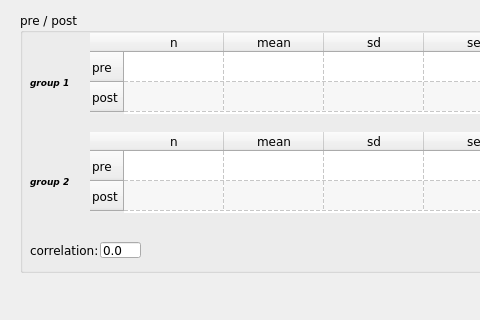
This is continuous_data_form.ui in bwallace/OpenMeta-analyst- as Qt 5 draws it before an edit; both pictures show x 0 to 480 and y 98 to 418 of the 670 by 418 pixel window. The edited form follows.
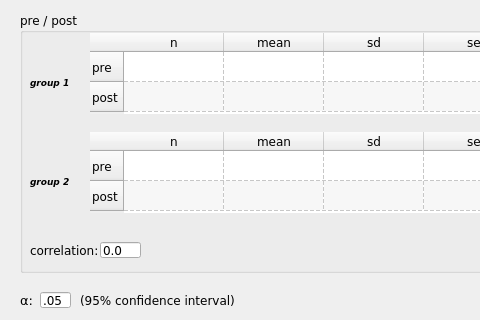
This is the edited form. Icons and pictures are not drawn.

Commit message: (initial implementation of) continuous imputation now working

The edit to the form file:
```diff
--- a/continuous_data_form.ui
+++ b/continuous_data_form.ui
@@ -445,6 +445,54 @@
     </property>
    </column>
   </widget>
+  <widget class="QLabel" name="label_2">
+   <property name="geometry">
+    <rect>
+     <x>20</x>
+     <y>390</y>
+     <width>16</width>
+     <height>16</height>
+    </rect>
+   </property>
+   <property name="font">
+    <font>
+     <family>Verdana</family>
+     <pointsize>10</pointsize>
+     <weight>50</weight>
+     <italic>false</italic>
+     <bold>false</bold>
+    </font>
+   </property>
+   <property name="text">
+    <string>α:</string>
+   </property>
+  </widget>
+  <widget class="QLineEdit" name="alpha_edit">
+   <property name="geometry">
+    <rect>
+     <x>40</x>
+     <y>390</y>
+     <width>31</width>
+     <height>16</height>
+    </rect>
+   </property>
+   <property name="text">
+    <string>.05</string>
+   </property>
+  </widget>
+  <widget class="QLabel" name="ci_label">
+   <property name="geometry">
+    <rect>
+     <x>80</x>
+     <y>390</y>
+     <width>251</width>
+     <height>16</height>
+    </rect>
+   </property>
+   <property name="text">
+    <string>(95% confidence interval)</string>
+   </property>
+  </widget>
  </widget>
  <resources>
   <include location="images/icons.qrc"/>
```
Left out of the diff: 6 changed lines with no effect on the pictures. The commit also changes 5 other files.
